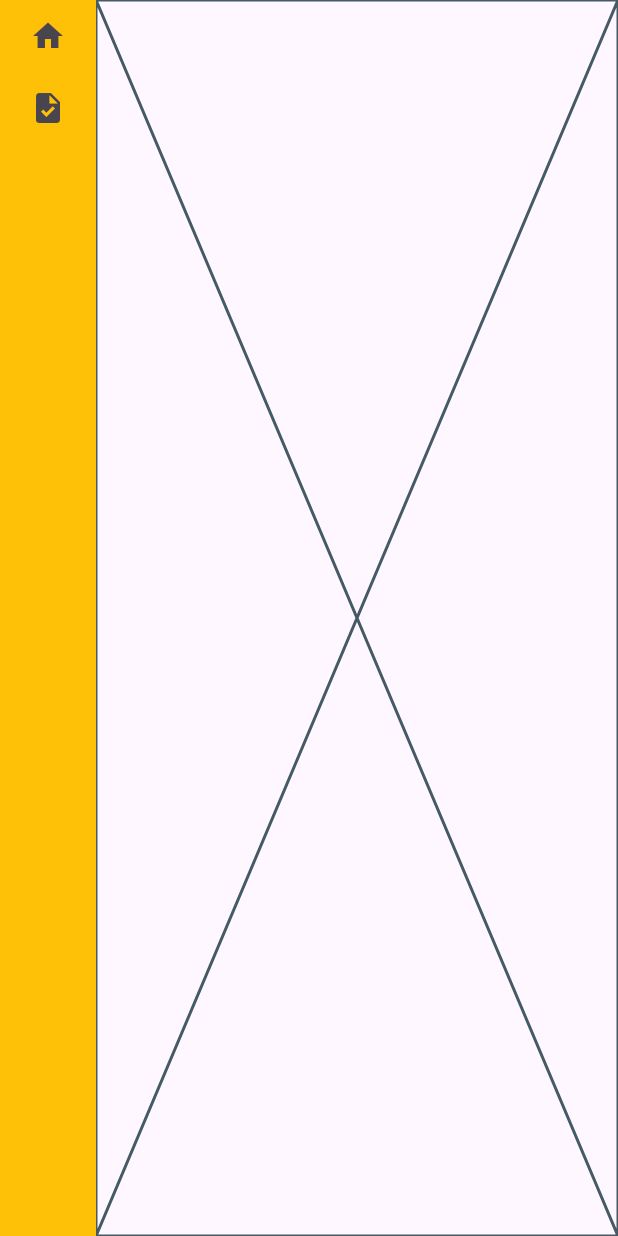
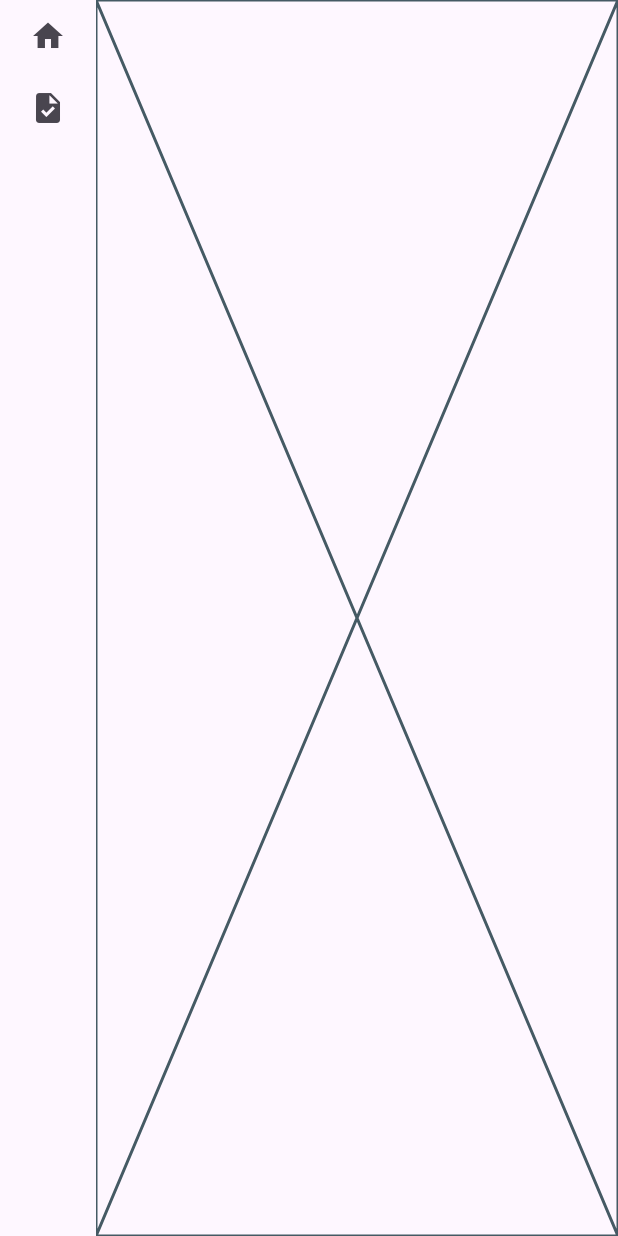
Before and after one commit to borisdulov/kaban_frontend, a Flutter app: the screen it shows after launch, after a tap on the "task" icon, on a phone screen of 412 x 824 dp. Run offline on Flutter 3.47's test engine with Material 3 defaults, Android fonts, the light colour scheme and no system bars; our stand-ins replace flutter_bloc, go_router; missing offline and left inert: appflowy_board.

Commit message:
🎨 Рефактор темы

```diff
--- a/lib/feature/navigation/presentation/page/navigation_page.dart
+++ b/lib/feature/navigation/presentation/page/navigation_page.dart
@@ -11,9 +11,8 @@ class NavigationPage extends StatelessWidget {
     return Scaffold(
       body: Row(
         children: [
-          Container(
+          SizedBox(
             width: 64,
-            color: Colors.amber,
             child: Column(
               children: [
                 IconButton(
```
Also changed, not shown: lib/core/theme/domain/cubit/theme_cubit.dart (renamed from lib/feature/theme/domain/cubit/theme_cubit.dart, +10 -18 lines), lib/core/theme/ui/widget/theme_change_button.dart (renamed from lib/feature/theme/presentation/theme_change_button.dart, +8 -6 lines), lib/feature/theme/data/theme_provider.dart (deleted, +0 -22 lines), lib/core/config/model/di_container.dart (renamed from lib/core/di/di_container.dart), lib/core/theme/domain/cubit/theme_state.dart (renamed from lib/feature/theme/domain/state/theme_state.dart), lib/core/theme/domain/entity/app_theme_radius.dart (renamed from lib/core/theme/entity/app_theme_radius.dart), lib/core/theme/domain/entity/app_theme_size.dart (renamed from lib/core/theme/entity/app_theme_size.dart), lib/core/theme/domain/entity/theme_color.dart (renamed from lib/feature/theme/domain/entity/theme_color.dart).
